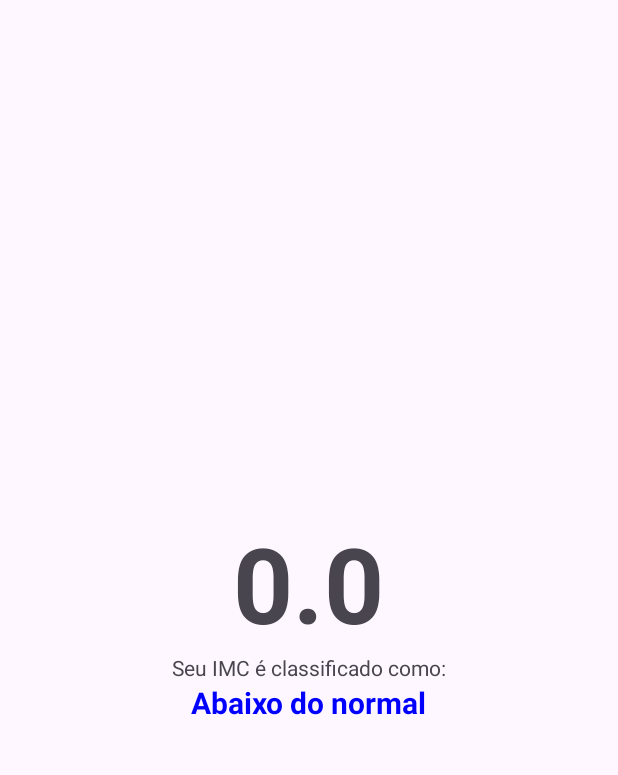
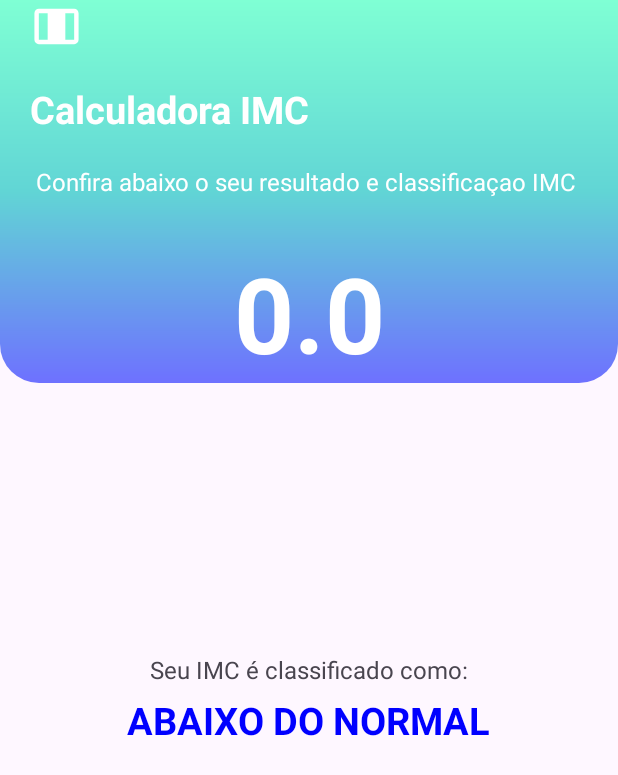
Before and after one commit to LuisGuilhermeMacedo/imc_calculator, an Android app: the ResultActivity screen opened directly, with no data from a screen before it, on a phone screen of 412 x 824 dp. Shown: the top 775 px of the screen. Run offline under Robolectric (Android 15) with nearby library versions, the phone set to English and light mode, and no system bars.

Commit message:
Finished UI / UX improvements

```diff
--- a/app/src/main/java/com/comunidadedevspace/imc/ResultActivity.kt
+++ b/app/src/main/java/com/comunidadedevspace/imc/ResultActivity.kt
@@ -26,19 +26,19 @@ class ResultActivity : AppCompatActivity() {
             tvClass.text = "Obesidade grau III"
             tvClass.setTextColor(getColor(R.color.red))
             //Obesidade grau 3
-        } else if (result >= 35.0 && result <=39.9) {
+        } else if (result >= 35.0 && result <=39.99) {
             tvClass.text = "Obesidade grau II"
             tvClass.setTextColor(getColor(R.color.red))
             //Obesidade grau 2
-        } else if (result >= 30.0 && result <=34.9) {
+        } else if (result >= 30.0 && result <=34.99) {
             tvClass.text = "Obesidade grau I"
             tvClass.setTextColor(getColor(R.color.orange))
             //Obesidade grau 1
-        } else if (result >= 25.0 && result <=29.9) {
+        } else if (result >= 25.0 && result <=29.99) {
             tvClass.text = "Sobrepeso"
             tvClass.setTextColor(getColor(R.color.yellow))
             //Obesidade Sobrepeso
-        } else if (result >= 18.6 && result <=24.9) {
+        } else if (result >= 18.6 && result <=24.99) {
             tvClass.text = "Normal"
             tvClass.setTextColor(getColor(R.color.green))
             //Normal
--- a/app/src/main/res/layout/activity_main.xml
+++ b/app/src/main/res/layout/activity_main.xml
@@ -32,7 +32,7 @@
             android:layout_height="wrap_content"
             android:textColor="@color/white"
             android:layout_marginLeft="30dp"
-            android:textSize="20dp"
+            android:textSize="25dp"
             android:textStyle="bold"
 
             android:text="Calculadora IMC"
--- a/app/src/main/res/layout/activity_result.xml
+++ b/app/src/main/res/layout/activity_result.xml
@@ -4,22 +4,76 @@
     android:layout_width="match_parent"
     android:layout_height="match_parent"
     android:orientation="vertical"
-    android:gravity="center"
+    android:gravity="center_horizontal"
     tools:context=".ResultActivity">
 
-    <TextView
-        android:id="@+id/tv_result"
-        android:layout_width="wrap_content"
+    <LinearLayout
+        android:id="@+id/ctn_result"
+        android:background="@drawable/view_bg"
+        android:layout_width="match_parent"
         android:layout_height="wrap_content"
-        android:maxLength="5"
-        android:textStyle="bold"
-        android:textSize="70dp"
-        tools:text="23.66" />
+        android:orientation="vertical"
+
+        >
+
+        <ImageView
+            android:layout_width="wrap_content"
+            android:layout_height="wrap_content"
+            android:layout_marginLeft="20dp"
+            android:src="@drawable/weight2_icon"
+            >
+
+        </ImageView>
+
+        <TextView
+            android:layout_width="match_parent"
+            android:layout_height="wrap_content"
+            android:text="Calculadora IMC"
+            android:textSize="25dp"
+            android:textStyle="bold"
+            android:layout_marginLeft="20dp"
+            android:layout_marginTop="20dp"
+            android:textColor="@color/white"
+            >
+
+
+        </TextView>
+
+        <TextView
+            android:layout_width="match_parent"
+            android:layout_height="wrap_content"
+            android:text="Confira abaixo o seu resultado e classificaçao IMC"
+            android:textColor="@color/white"
+            android:layout_marginTop="20dp"
+            android:layout_marginLeft="24dp"
+            android:layout_marginBottom="30dp"
+            android:textSize="16dp"
+            >
+
+        </TextView>
+
+        <TextView
+            android:id="@+id/tv_result"
+            android:gravity="center"
+            android:layout_width="match_parent"
+            android:layout_height="match_parent"
+            android:maxLength="5"
+            android:textColor="@color/white"
+            android:textStyle="bold"
+            android:textSize="70dp"
+            tools:text="23.66" />
+
+
+    </LinearLayout>
+
+
 
     <TextView
+        android:layout_marginTop="180dp"
         android:id="@+id/tv_class_label"
         android:layout_width="wrap_content"
         android:layout_height="wrap_content"
+        android:textSize="16dp"
         android:text="Seu IMC é classificado como:" />
 
     <TextView
@@ -27,6 +81,13 @@
         android:layout_width="wrap_content"
         android:layout_height="wrap_content"
         android:textStyle="bold"
-        android:textSize="20dp"
+        android:layout_marginTop="5dp"
+        android:textSize="25dp"
+        android:textAllCaps="true"
+
         tools:text="NORMAL" />
+
+
+
+
 </LinearLayout>
```
